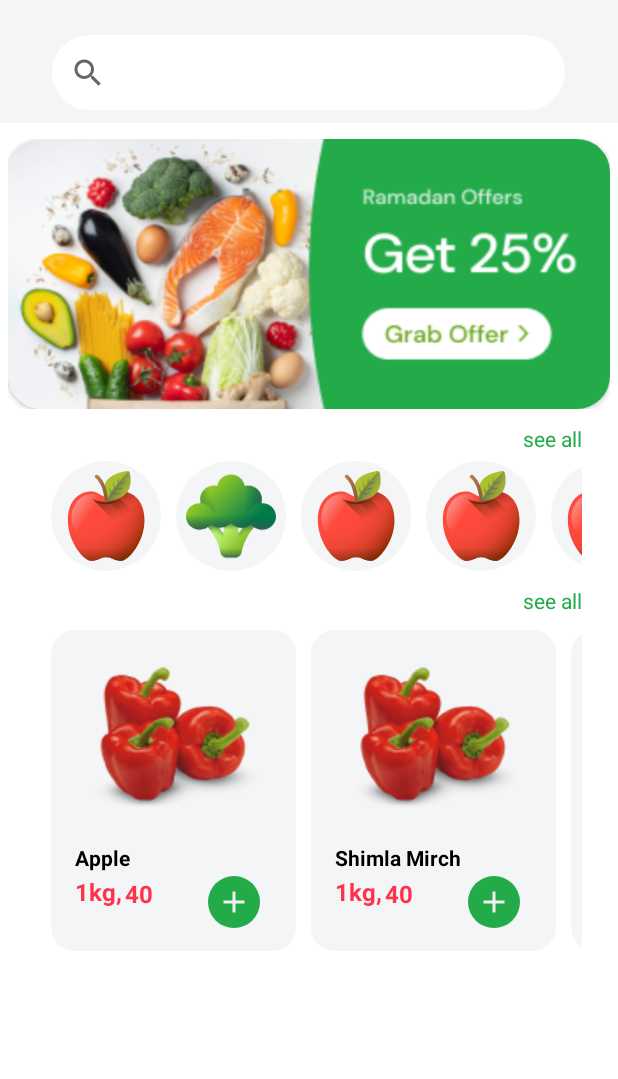
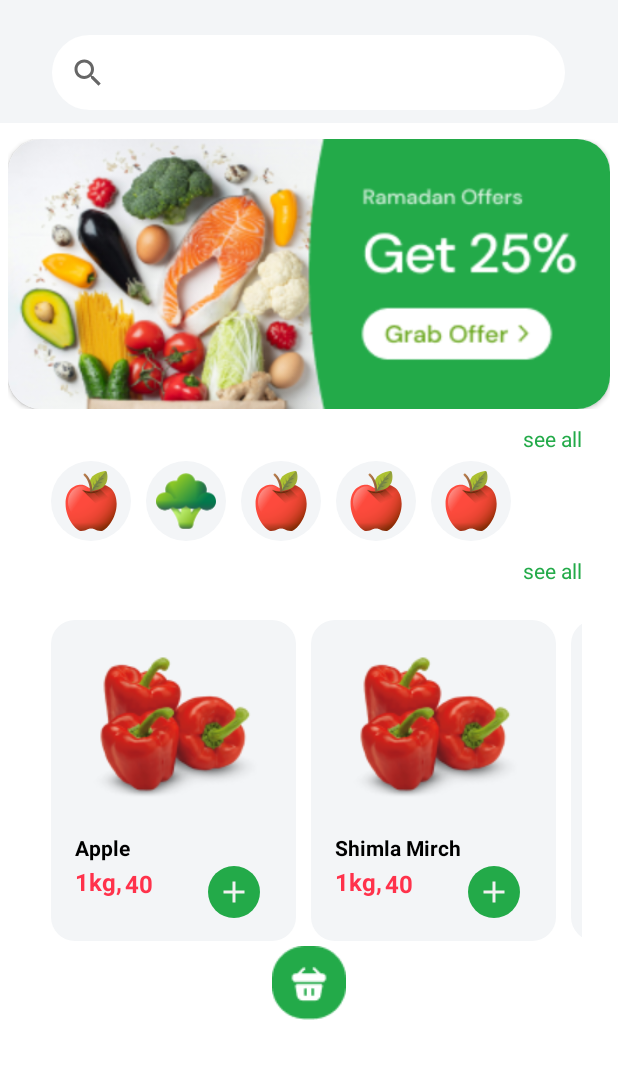
Before and after one commit to siddharth123bansal/Grocery, an Android app: the DashBoardActivity screen opened directly, with no data from a screen before it, on a phone screen of 412 x 824 dp, the part 102-1181 px from its top. Run offline under Robolectric (Android 15) with nearby library versions, the phone set to English and light mode, and no system bars.

Commit message:
ui updated

```diff
--- a/app/src/main/res/layout/activity_dash_board.xml
+++ b/app/src/main/res/layout/activity_dash_board.xml
@@ -144,8 +144,10 @@
                 android:layout_marginBottom="30dp"
                 app:layout_constraintBottom_toBottomOf="parent"
                 app:layout_constraintEnd_toEndOf="parent"
+                app:layout_constraintHorizontal_bias="0.0"
                 app:layout_constraintStart_toStartOf="parent"
-                app:layout_constraintTop_toBottomOf="@+id/seeAllveges" />
+                app:layout_constraintTop_toBottomOf="@+id/seeAllveges"
+                app:layout_constraintVertical_bias="0.204" />
 
             <TextView
                 android:id="@+id/seeAllFru"
@@ -168,6 +170,18 @@
                 android:textColor="@color/green"
                 app:layout_constraintEnd_toEndOf="parent"
                 app:layout_constraintTop_toBottomOf="@+id/vegeTypesView" />
+
+            <ImageView
+                android:id="@+id/imageView6"
+                android:layout_width="wrap_content"
+                android:layout_height="wrap_content"
+                android:layout_marginTop="3dp"
+                android:layout_marginBottom="30dp"
+                app:layout_constraintBottom_toBottomOf="parent"
+                app:layout_constraintEnd_toEndOf="parent"
+                app:layout_constraintStart_toStartOf="parent"
+                app:layout_constraintTop_toBottomOf="@+id/vegesView"
+                app:srcCompat="@drawable/cart" />
         </androidx.constraintlayout.widget.ConstraintLayout>
     </ScrollView>
 
--- a/app/src/main/res/layout/smple_second.xml
+++ b/app/src/main/res/layout/smple_second.xml
@@ -1,16 +1,16 @@
 <?xml version="1.0" encoding="utf-8"?>
 <androidx.constraintlayout.widget.ConstraintLayout xmlns:android="http://schemas.android.com/apk/res/android"
     xmlns:app="http://schemas.android.com/apk/res-auto"
-    android:layout_width="73dp"
-    android:layout_height="73dp"
+    android:layout_width="53dp"
+    android:layout_height="53dp"
     android:layout_marginLeft="10dp"
     android:layout_marginTop="5dp"
     android:background="@drawable/second_bg">
 
     <ImageView
         android:id="@+id/imageView4"
-        android:layout_width="60dp"
-        android:layout_height="60dp"
+        android:layout_width="40dp"
+        android:layout_height="40dp"
         app:layout_constraintBottom_toBottomOf="parent"
         app:layout_constraintEnd_toEndOf="parent"
         app:layout_constraintStart_toStartOf="parent"
```
Also changed, not shown: app/src/main/res/drawable/cart.png (added).
